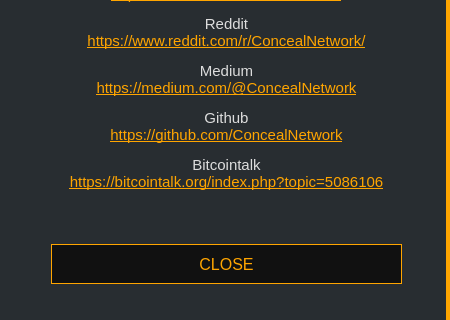
Old version of the form src/gui/ui/linksdialog.ui in the repository ConcealNetwork/conceal-desktop; both pictures show x 0 to 450 and y 277 to 597 of the 450 by 597 pixel window.
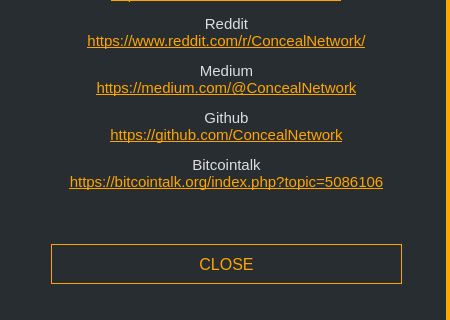
New version of the form.

```diff
--- a/src/gui/ui/linksdialog.ui
+++ b/src/gui/ui/linksdialog.ui
@@ -101,7 +101,7 @@
        </font>
       </property>
       <property name="styleSheet">
-       <string notr="true">QPushButton#m_okButton {color: orange; background-color: #111111; border: 1px solid orange; font-size: 16px;}
+       <string notr="true">QPushButton#m_okButton {color: orange;  border: 1px solid orange; font-size: 16px;}
 
 QPushButton#m_okButton:hover {color: orange; background-color: #111111; border: 2px solid orange; font-size: 16px;}</string>
       </property>
```
Left out of the diff: 2 changed lines with no effect on the pictures.
